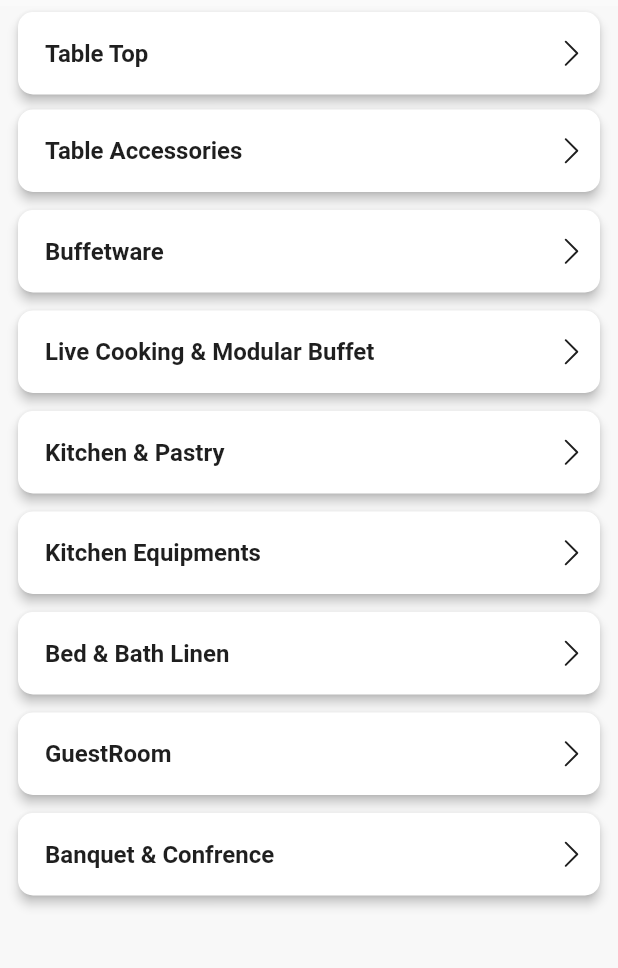
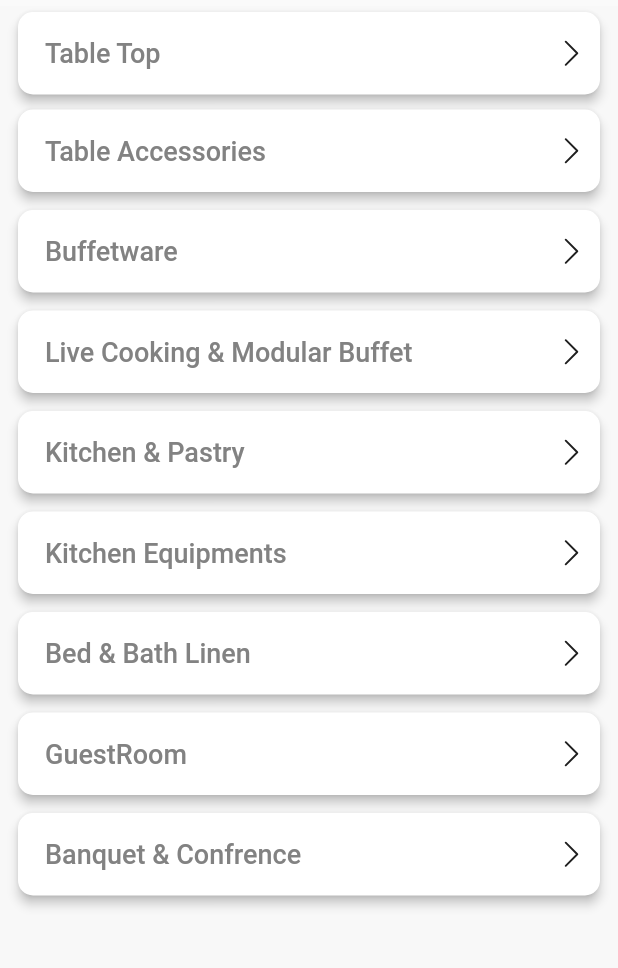
Before and after one commit to Lokendra16/horecca, a Flutter app: the CategoryListScreen screen opened by its route, on a phone screen of 412 x 824 dp, the part 84-1052 px from its top. Run offline on Flutter 3.47's test engine with Material 2 defaults, Android fonts, the phone set to English and light mode, and no system bars; our stand-ins replace badges, cached_network_image, dio, fancy_shimmer_image, flutter_html, flutter_native_splash and 14 more; accounts and stored records are empty; generated files the repository leaves out were written again; network calls fail; Roboto replaces fonts that are missing (SF Pro Rounded); statements that could not run were skipped.

```diff
--- a/lib/app/modules/category_screen/view/category_list_screen.dart
+++ b/lib/app/modules/category_screen/view/category_list_screen.dart
@@ -84,7 +84,7 @@ class CategoryListScreen extends StatelessWidget {
                                 padding: EdgeInsets.symmetric(horizontal: 8.0),
                                 child: Text(
                                   AppTags.tabletop,
-                                  style: AppThemeData.sf600Font16Gray,
+                                  style:AppThemeData.font18Weight500Gray,
                                   maxLines: 1,
                                   softWrap: false,
                                   overflow: TextOverflow.ellipsis,
@@ -141,7 +141,7 @@ class CategoryListScreen extends StatelessWidget {
                                     const EdgeInsets.symmetric(horizontal: 8.0),
                                 child: Text(
                                   AppTags.tableAccessories,
-                                  style: AppThemeData.sf600Font16Gray,
+                                  style: AppThemeData.font18Weight500Gray,
                                   maxLines: 1,
                                   softWrap: false,
                                   overflow: TextOverflow.ellipsis,
@@ -194,7 +194,7 @@ class CategoryListScreen extends StatelessWidget {
                                     const EdgeInsets.symmetric(horizontal: 8),
                                 child: Text(
                                   AppTags.buffetware,
-                                  style: AppThemeData.sf600Font16Gray,
+                                  style: AppThemeData.font18Weight500Gray,
                                   maxLines: 1,
                                   softWrap: false,
                                   overflow: TextOverflow.ellipsis,
@@ -248,7 +248,7 @@ class CategoryListScreen extends StatelessWidget {
                                     const EdgeInsets.symmetric(horizontal: 8.0),
                                 child: Text(
                                   AppTags.liveCookingmoduler,
-                                  style: AppThemeData.sf600Font16Gray,
+                                  style: AppThemeData.font18Weight500Gray,
                                   maxLines: 1,
                                   softWrap: false,
                                   overflow: TextOverflow.ellipsis,
@@ -301,7 +301,7 @@ class CategoryListScreen extends StatelessWidget {
                                     const EdgeInsets.symmetric(horizontal: 8.0),
                                 child: Text(
                                   AppTags.kitchen,
-                                  style: AppThemeData.sf600Font16Gray,
+                                  style: AppThemeData.font18Weight500Gray,
                                   maxLines: 1,
                                   softWrap: false,
                                   overflow: TextOverflow.ellipsis,
@@ -357,7 +357,7 @@ class CategoryListScreen extends StatelessWidget {
                                     const EdgeInsets.symmetric(horizontal: 8.0),
                                 child: Text(
                                   AppTags.kitchenequipments,
-                                  style: AppThemeData.sf600Font16Gray,
+                                  style: AppThemeData.font18Weight500Gray,
                                   maxLines: 1,
                                   softWrap: false,
                                   overflow: TextOverflow.ellipsis,
@@ -413,7 +413,7 @@ class CategoryListScreen extends StatelessWidget {
                                     const EdgeInsets.symmetric(horizontal: 8.0),
                                 child: Text(
                                   AppTags.bedbathlinen,
-                                  style: AppThemeData.sf600Font16Gray,
+                                  style: AppThemeData.font18Weight500Gray,
                                   maxLines: 1,
                                   softWrap: false,
                                   overflow: TextOverflow.ellipsis,
@@ -469,7 +469,7 @@ class CategoryListScreen extends StatelessWidget {
                                     const EdgeInsets.symmetric(horizontal: 8.0),
                                 child: Text(
                                   AppTags.guestroom,
-                                  style: AppThemeData.sf600Font16Gray,
+                                  style: AppThemeData.font18Weight500Gray,
                                   maxLines: 1,
                                   softWrap: false,
                                   overflow: TextOverflow.ellipsis,
@@ -524,7 +524,7 @@ class CategoryListScreen extends StatelessWidget {
                                 padding: EdgeInsets.symmetric(horizontal: 8.0),
                                 child: Text(
                                   AppTags.banquetConfrence,
-                                  style: AppThemeData.sf600Font16Gray,
+                                  style: AppThemeData.font18Weight500Gray,
                                   maxLines: 1,
                                   softWrap: false,
                                   overflow: TextOverflow.ellipsis,
--- a/lib/app/modules/product_detail/view/product_detail_screen.dart
+++ b/lib/app/modules/product_detail/view/product_detail_screen.dart
@@ -416,7 +416,7 @@ class additionalInfoWidget extends StatelessWidget {
             ],
           ),
         ),
-      ),
+      )
     );
   }
 }
--- a/lib/app/modules/tableTop_screen/tableTop_Screen.dart
+++ b/lib/app/modules/tableTop_screen/tableTop_Screen.dart
@@ -74,6 +74,7 @@ class TableTopScreen extends StatelessWidget {
                 children: [
               if(index == 0)
                for (var i = 0 ; i< glassware.length ; i++)
+
                 Padding(
                   padding: const EdgeInsets.only(left: 70,right: 10),
                   child:Obx(()=>homeList.value.custom_collections !=
--- a/lib/commons/utils/app_theme_data.dart
+++ b/lib/commons/utils/app_theme_data.dart
@@ -378,6 +378,12 @@ class AppThemeData {
       color: ColorName.gray,
       fontWeight: FontWeight.w500);
 
+  static const font18Weight500Gray = TextStyle(
+      fontSize: 18,
+      fontFamily: 'SF Pro Rounded',
+      color: ColorName.gray,
+      fontWeight: FontWeight.w500);
+
   static const sf600Font16Black = TextStyle(
       fontWeight: FontWeight.w600,
       fontFamily: 'SF Pro Rounded',
--- a/pubspec.yaml
+++ b/pubspec.yaml
@@ -80,6 +80,7 @@ dev_dependencies:
   built_value_generator: ^8.4.4
   pretty_dio_logger: ^1.3.1
   lottie: ^2.3.2
+  photo_view: ^0.14.0
 
 flutter_gen:
   integrations:
```
Also changed, not shown: lib/app/modules/product_list/view/product_image.dart (added, +31 -0 lines), lib/app/modules/product_list/view/product_list_view.dart (+34 -7 lines), lib/app/widgets/product_detail_pageview/product_detail_pageview.dart (+10 -0 lines), lib/app/widgets/product_item.dart (+10 -8 lines).
